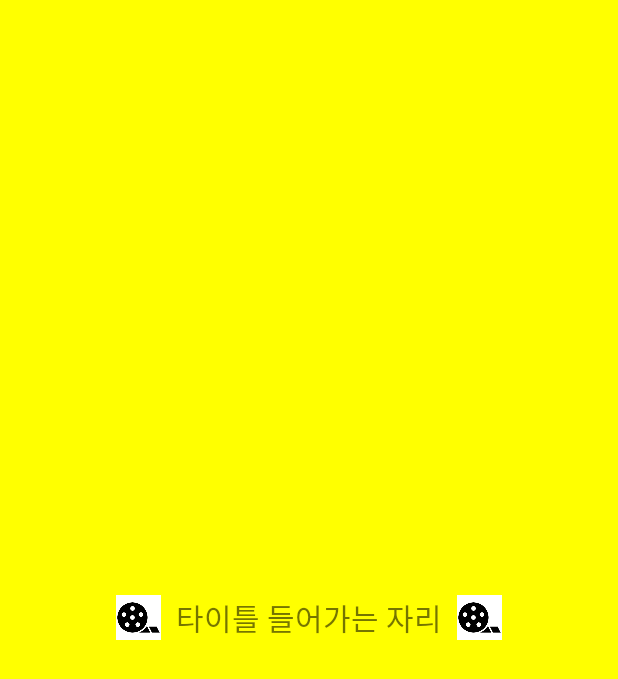
After one commit to Endel04/project11_2, an Android app: the layout toast1.xml on its own in the app's theme, with its tools: preview values and no code run, on a phone screen of 412 x 824 dp. The commit adds this screen. Shown: the top 679 px of the screen. Run offline under Robolectric (Android 15) with nearby library versions, the light colour scheme and no system bars.

Commit message:
Edit GalleryAdapter.java(Add Toast) Commit

```diff
--- /dev/null
+++ b/app/src/main/res/layout/toast1.xml
@@ -0,0 +1,27 @@
+<?xml version="1.0" encoding="utf-8"?>
+<LinearLayout xmlns:android="http://schemas.android.com/apk/res/android"
+    android:orientation="horizontal"
+    android:gravity="center"
+    android:background="#ffff00"
+    android:layout_width="match_parent"
+    android:layout_height="match_parent">
+
+    <ImageView
+        android:layout_width="30dp"
+        android:layout_height="30dp"
+        android:src="@drawable/movie"/>
+
+    <TextView
+        android:id="@+id/text_title"
+        android:layout_width="wrap_content"
+        android:layout_height="wrap_content"
+        android:layout_marginLeft="10dp"
+        android:layout_marginRight="10dp"
+        android:textSize="20sp"
+        android:text="타이틀 들어가는 자리"/>
+
+    <ImageView
+        android:layout_width="30dp"
+        android:layout_height="30dp"
+        android:src="@drawable/movie"/>
+</LinearLayout>
```
Also changed, not shown: app/src/main/java/kr/hs/emirim/w2036/project11_2/GalleryAdapter.java (+23 -2 lines), app/src/main/res/values/strings.xml (+10 -0 lines).
